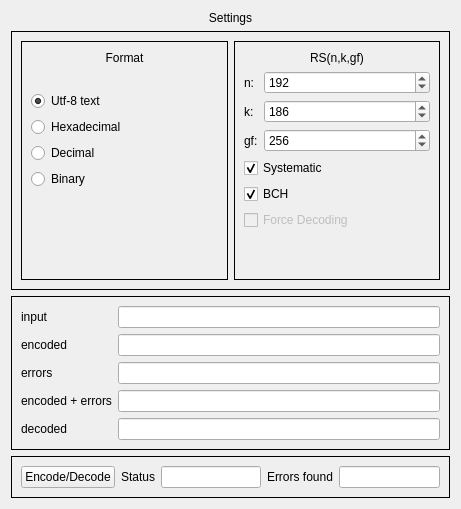
Qt form src/phyether/gui/ui/rs_widget.ui (iwanicki92/Ethernet-physical-layer-simulator) before a commit.
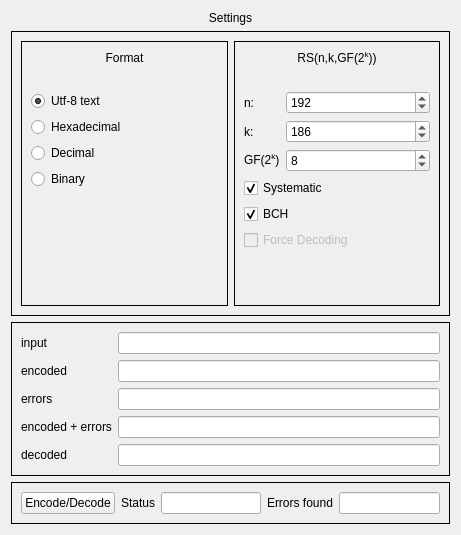
The same form after that commit. Custom widgets are drawn as their Qt base class.

What changed in the file:
```diff
--- a/src/phyether/gui/ui/rs_widget.ui
+++ b/src/phyether/gui/ui/rs_widget.ui
@@ -7,7 +7,7 @@
     <x>0</x>
     <y>0</y>
     <width>461</width>
-    <height>506</height>
+    <height>535</height>
    </rect>
   </property>
   <property name="windowTitle">
@@ -153,7 +153,7 @@
            <item>
             <widget class="QLabel" name="label_2">
              <property name="text">
-              <string>RS(n,k,gf)</string>
+              <string>&lt;html&gt;&lt;head/&gt;&lt;body&gt;&lt;p&gt;RS(n,k,GF(2&lt;sup&gt;k&lt;/sup&gt;))&lt;/p&gt;&lt;/body&gt;&lt;/html&gt;</string>
              </property>
              <property name="alignment">
               <set>Qt::AlignCenter</set>
@@ -204,7 +204,7 @@
                 <string/>
                </property>
                <property name="text">
-                <string>gf:</string>
+                <string>&lt;html&gt;&lt;head/&gt;&lt;body&gt;&lt;p&gt;GF(2&lt;span style=&quot; vertical-align:super;&quot;&gt;k&lt;/span&gt;)&lt;/p&gt;&lt;/body&gt;&lt;/html&gt;</string>
                </property>
               </widget>
              </item>
@@ -246,13 +246,13 @@
                 <string>&lt;html&gt;&lt;head/&gt;&lt;body&gt;&lt;p&gt;Galois/finite field order, must be power of 2&lt;/p&gt;&lt;/body&gt;&lt;/html&gt;</string>
                </property>
                <property name="minimum">
-                <number>4</number>
+                <number>2</number>
                </property>
                <property name="maximum">
-                <number>10000</number>
+                <number>14</number>
                </property>
                <property name="value">
-                <number>256</number>
+                <number>8</number>
                </property>
               </widget>
              </item>
```
Left out of the diff: 36 changed lines with no effect on the pictures.
